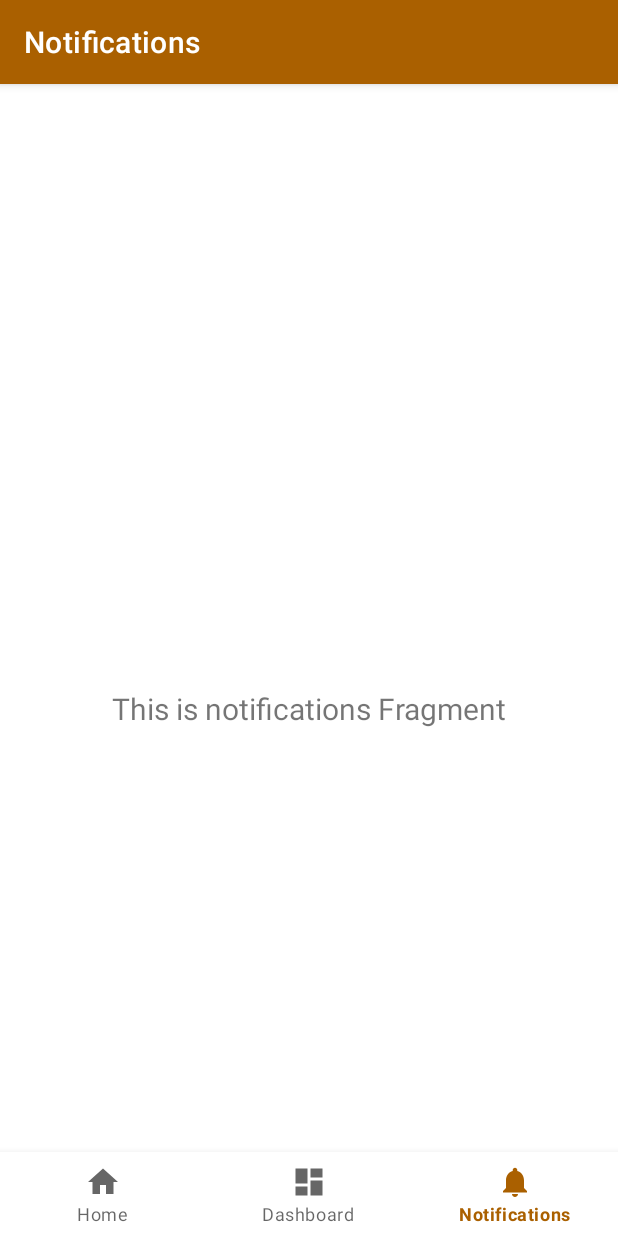
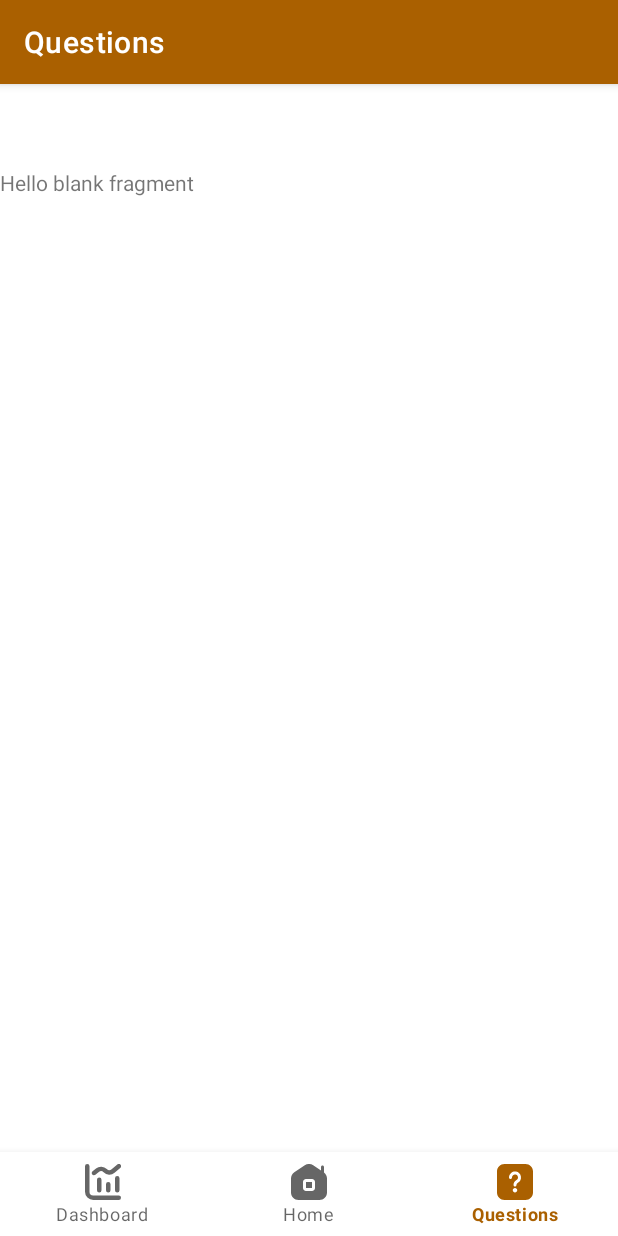
Before and after one commit to NANS05/Genepi, an Android app: the screen it shows after launch (FormActivity), item 3 of the bottom bar chosen, on a phone screen of 412 x 824 dp. Run offline under Robolectric (Android 15) with nearby library versions, the light colour scheme and no system bars; our stand-ins replace navigation-ui.

Commit message:
Mise en forme du menu et des icones

```diff
--- a/app/src/main/java/com/example/genepi/FormActivity.kt
+++ b/app/src/main/java/com/example/genepi/FormActivity.kt
@@ -29,7 +29,7 @@ class FormActivity : AppCompatActivity() {
         // menu should be considered as top level destinations.
         val appBarConfiguration = AppBarConfiguration(
             setOf(
-                R.id.navigation_home, R.id.navigation_dashboard, R.id.navigation_notifications
+                R.id.navigation_home, R.id.navigation_dashboard, R.id.navigation_questions
             )
         )
         setupActionBarWithNavController(navController, appBarConfiguration)
--- /dev/null
+++ b/app/src/main/java/com/example/genepi/ui/questions/QuestionsFragment.kt
@@ -0,0 +1,60 @@
+package com.example.genepi.ui.questions
+
+import android.os.Bundle
+import androidx.fragment.app.Fragment
+import android.view.LayoutInflater
+import android.view.View
+import android.view.ViewGroup
+import com.example.genepi.R
+
+// TODO: Rename parameter arguments, choose names that match
+// the fragment initialization parameters, e.g. ARG_ITEM_NUMBER
+private const val ARG_PARAM1 = "param1"
+private const val ARG_PARAM2 = "param2"
+
+/**
+ * A simple [Fragment] subclass.
+ * Use the [QuestionsFragment.newInstance] factory method to
+ * create an instance of this fragment.
+ */
+class QuestionsFragment : Fragment() {
+    // TODO: Rename and change types of parameters
+    private var param1: String? = null
+    private var param2: String? = null
+
+    override fun onCreate(savedInstanceState: Bundle?) {
+        super.onCreate(savedInstanceState)
+        arguments?.let {
+            param1 = it.getString(ARG_PARAM1)
+            param2 = it.getString(ARG_PARAM2)
+        }
+    }
+
+    override fun onCreateView(
+        inflater: LayoutInflater, container: ViewGroup?,
+        savedInstanceState: Bundle?
+    ): View? {
+        // Inflate the layout for this fragment
+        return inflater.inflate(R.layout.fragment_questions, container, false)
+    }
+
+    companion object {
+        /**
+         * Use this factory method to create a new instance of
+         * this fragment using the provided parameters.
+         *
+         * @param param1 Parameter 1.
+         * @param param2 Parameter 2.
+         * @return A new instance of fragment QuestionsFragment.
+         */
+        // TODO: Rename and change types and number of parameters
+        @JvmStatic
+        fun newInstance(param1: String, param2: String) =
+            QuestionsFragment().apply {
+                arguments = Bundle().apply {
+                    putString(ARG_PARAM1, param1)
+                    putString(ARG_PARAM2, param2)
+                }
+            }
+    }
+}
--- a/app/src/main/res/drawable/ic_dashboard_black_24dp.xml
+++ b/app/src/main/res/drawable/ic_dashboard_black_24dp.xml
@@ -5,5 +5,5 @@
         android:viewportHeight="24.0">
     <path
             android:fillColor="#FF000000"
-            android:pathData="M3,13h8L11,3L3,3v10zM3,21h8v-6L3,15v6zM13,21h8L21,11h-8v10zM13,3v6h8L21,3h-8z" />
+            android:pathData="M22.5,21H5.5A2.5,2.5,0,0,1,3,18.5V1.5a1.5,1.5,0,0,0-3,0v17A5.506,5.506,0,0,0,5.5,24h17a1.5,1.5,0,0,0,0-3Z M9.5,9A1.5,1.5,0,0,0,8,10.5v7a1.5,1.5,0,0,0,3,0v-7A1.5,1.5,0,0,0,9.5,9Z M14,13.5v4a1.5,1.5,0,0,0,3,0v-4a1.5,1.5,0,0,0-3,0Z M20,9.5v8a1.5,1.5,0,0,0,3,0v-8a1.5,1.5,0,0,0-3,0Z M6,7.5a1.487,1.487,0,0,0,.936-.329L9.214,5.35a2.392,2.392,0,0,1,3.191.176,5.43,5.43,0,0,0,7.3.3l3.764-3.185A1.5,1.5,0,1,0,21.531.355L17.768,3.54A2.411,2.411,0,0,1,14.526,3.4a5.389,5.389,0,0,0-7.186-.4L5.063,4.829A1.5,1.5,0,0,0,6,7.5Z" />
 </vector>
--- a/app/src/main/res/drawable/ic_home_black_24dp.xml
+++ b/app/src/main/res/drawable/ic_home_black_24dp.xml
@@ -5,5 +5,5 @@
         android:viewportHeight="24.0">
     <path
             android:fillColor="#FF000000"
-            android:pathData="M10,20v-6h4v6h5v-8h3L12,3 2,12h3v8z" />
+            android:pathData="M14,12v4h-4v-4h4Zm10-2.276v9.276c0,2.757-2.243,5-5,5H5c-2.757,0-5-2.243-5-5V9.724c0-1.665,.824-3.214,2.204-4.145L9.203,.855c1.699-1.146,3.895-1.146,5.594,0l5.203,3.511V2c0-.553,.448-1,1-1s1,.447,1,1v3.735c1.253,.942,2,2.41,2,3.988Zm-8,2.276c0-1.103-.897-2-2-2h-4c-1.103,0-2,.897-2,2v4c0,1.103,.897,2,2,2h4c1.103,0,2-.897,2-2v-4Z" />
 </vector>
--- /dev/null
+++ b/app/src/main/res/drawable/ic_questions_black_24dp.xml
@@ -0,0 +1,10 @@
+<vector xmlns:android="http://schemas.android.com/apk/res/android"
+        android:width="24dp"
+        android:height="24dp"
+        android:viewportWidth="24.0"
+        android:viewportHeight="24.0">
+    <path
+            android:fillColor="#FF000000"
+            android:pathData="M19,0H5C2.243,0,0,2.243,0,5v14c0,2.757,2.243,5,5,5h14c2.757,0,5-2.243,5-5V5c0-2.757-2.243-5-5-5Zm-7,19c-.828,0-1.5-.672-1.5-1.5s.672-1.5,1.5-1.5,1.5,.672,1.5,1.5-.672,1.5-1.5,1.5Zm1.928-6.512c-.521,.287-.928,.952-.928,1.512,0,.553-.448,1-1,1s-1-.447-1-1c0-1.284,.807-2.626,1.963-3.264,.763-.42,1.157-1.254,1.004-2.125-.138-.787-.81-1.458-1.596-1.596-.606-.107-1.195,.047-1.656,.435-.455,.381-.715,.94-.715,1.533,0,.552-.448,1-1,1s-1-.448-1-1c0-1.185,.521-2.302,1.429-3.064,.908-.762,2.109-1.077,3.287-.873,1.613,.282,2.938,1.606,3.221,3.22,.298,1.699-.509,3.395-2.009,4.222Z" />
+    />
+</vector>
--- /dev/null
+++ b/app/src/main/res/layout/fragment_questions.xml
@@ -0,0 +1,14 @@
+<?xml version="1.0" encoding="utf-8"?>
+<FrameLayout xmlns:android="http://schemas.android.com/apk/res/android"
+             xmlns:tools="http://schemas.android.com/tools"
+             android:layout_width="match_parent"
+             android:layout_height="match_parent"
+             tools:context=".ui.questions.QuestionsFragment">
+
+    <!-- TODO: Update blank fragment layout -->
+    <TextView
+            android:layout_width="match_parent"
+            android:layout_height="match_parent"
+            android:text="@string/hello_blank_fragment"/>
+
+</FrameLayout>
--- a/app/src/main/res/menu/bottom_nav_menu.xml
+++ b/app/src/main/res/menu/bottom_nav_menu.xml
@@ -1,5 +1,10 @@
 <?xml version="1.0" encoding="utf-8"?>
 <menu xmlns:android="http://schemas.android.com/apk/res/android">
+
+    <item
+            android:id="@+id/navigation_dashboard"
+            android:icon="@drawable/ic_dashboard_black_24dp"
+            android:title="@string/title_dashboard" />
 
     <item
             android:id="@+id/navigation_home"
@@ -7,13 +12,8 @@
             android:title="@string/title_home" />
 
     <item
-            android:id="@+id/navigation_dashboard"
-            android:icon="@drawable/ic_dashboard_black_24dp"
-            android:title="@string/title_dashboard" />
-
-    <item
-            android:id="@+id/navigation_notifications"
-            android:icon="@drawable/ic_notifications_black_24dp"
-            android:title="@string/title_notifications" />
+            android:id="@+id/navigation_questions"
+            android:icon="@drawable/ic_questions_black_24dp"
+            android:title="@string/title_questions" />
 
 </menu>
--- a/app/src/main/res/navigation/mobile_navigation.xml
+++ b/app/src/main/res/navigation/mobile_navigation.xml
@@ -18,8 +18,8 @@
             tools:layout="@layout/fragment_dashboard" />
 
     <fragment
-            android:id="@+id/navigation_notifications"
-            android:name="com.example.genepi.ui.notifications.NotificationsFragment"
-            android:label="@string/title_notifications"
-            tools:layout="@layout/fragment_notifications" />
+            android:id="@+id/navigation_questions"
+            android:name="com.example.genepi.ui.questions.QuestionsFragment"
+            android:label="@string/title_questions"
+            tools:layout="@layout/fragment_questions" />
 </navigation>
--- a/app/src/main/res/values/strings.xml
+++ b/app/src/main/res/values/strings.xml
@@ -17,5 +17,6 @@
     <string name="title_home">Home</string>
     <string name="title_dashboard">Dashboard</string>
     <string name="title_notifications">Notifications</string>
+    <string name="title_questions">Questions</string>
     <string name="title_activity_form">FormActivity</string>
 </resources>
```
Also changed, not shown: 2 other files.
